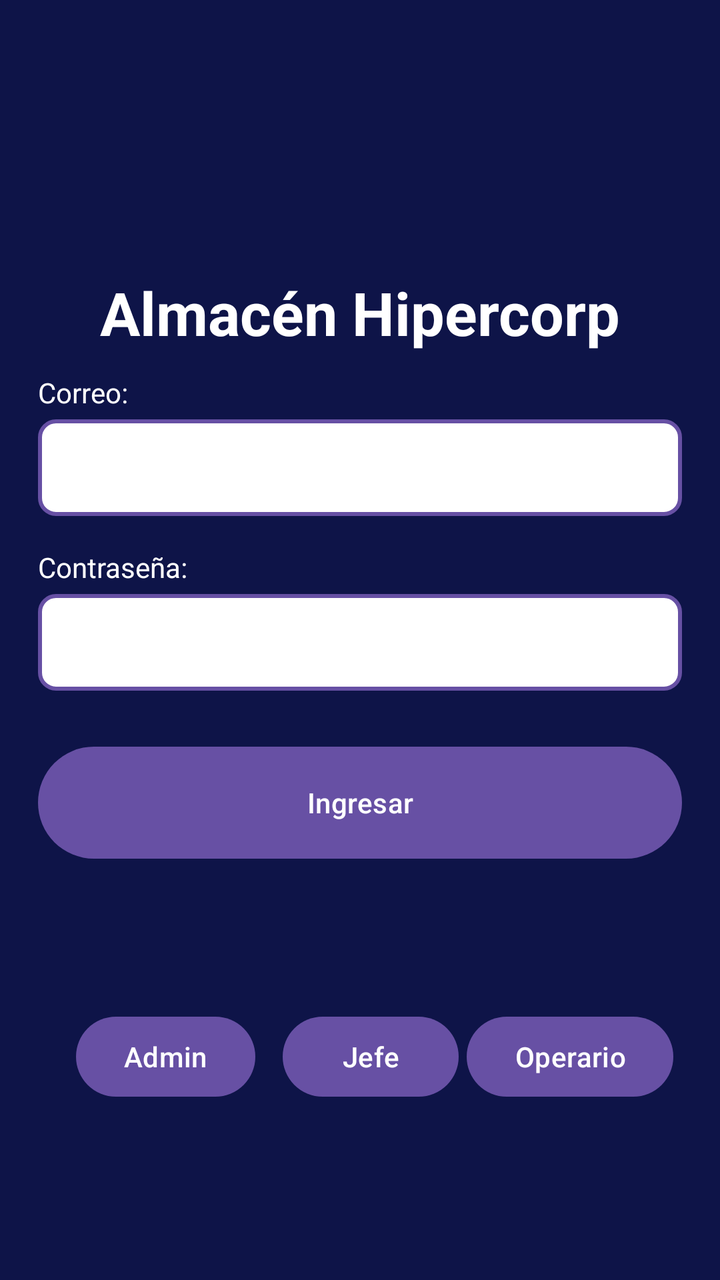
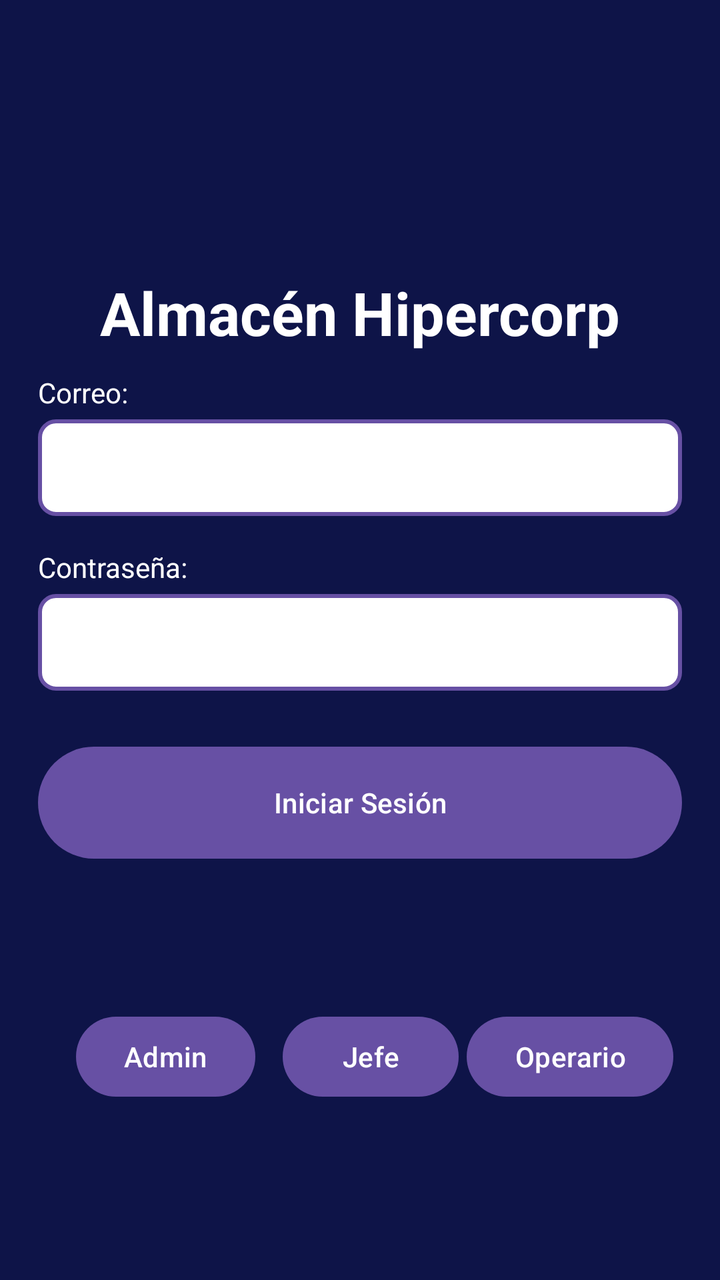

Compare the two renders of this Android layout. The source of the first and the diff that turns it into the second are given below.
<!-- AndroidManifest.xml: application theme Theme.AlcamenProyectoFinal -->
<!-- res/layout/activity_main.xml -->
<?xml version="1.0" encoding="utf-8"?>
<androidx.constraintlayout.widget.ConstraintLayout xmlns:android="http://schemas.android.com/apk/res/android"
    xmlns:app="http://schemas.android.com/apk/res-auto"
    xmlns:tools="http://schemas.android.com/tools"
    android:id="@+id/main"
    android:background="#0e1448"
    android:layout_width="match_parent"
    android:layout_height="match_parent"

    tools:context=".MainActivity">

    <TextView
        android:id="@+id/textView"
        android:layout_width="wrap_content"
        android:layout_height="wrap_content"
        android:layout_marginTop="136dp"
        android:text="Almacén Hipercorp"
        android:textColor="#FFFFFF"
        android:textSize="30sp"
        android:textStyle="bold"
        app:layout_constraintEnd_toEndOf="parent"
        app:layout_constraintStart_toStartOf="parent"
        app:layout_constraintTop_toTopOf="parent" />

    <LinearLayout
        android:id="@+id/linearLayout"
        android:layout_width="322dp"
        android:layout_height="267dp"
        android:orientation="vertical"
        android:textColor="#000000"
        app:layout_constraintBottom_toBottomOf="parent"
        app:layout_constraintEnd_toEndOf="parent"
        app:layout_constraintStart_toStartOf="parent"
        app:layout_constraintTop_toTopOf="parent">


        <TextView
            android:id="@+id/textView2"
            android:layout_width="match_parent"
            android:layout_height="wrap_content"
            android:text="Correo:"
            android:textColor="#FFFFFF" />

        <EditText
            android:id="@+id/txtCorreo"
            android:layout_width="match_parent"
            android:layout_height="wrap_content"
            android:layout_marginTop="4dp"
            android:layout_marginBottom="16dp"
            android:background="@drawable/input_border"
            android:ems="10"
            android:inputType="textEmailAddress"
            android:padding="12dp"
            android:textColor="#000000" />

        <TextView
            android:id="@+id/textView3"
            android:layout_width="match_parent"
            android:layout_height="wrap_content"
            android:text="Contraseña:"
            android:textColor="#FFFFFF" />

        <EditText
            android:id="@+id/txtPasswordLogin"
            android:layout_width="match_parent"
            android:layout_height="wrap_content"
            android:layout_marginTop="4dp"
            android:layout_marginBottom="24dp"
            android:background="@drawable/input_border"
            android:ems="10"
            android:inputType="textPassword"
            android:padding="12dp"
            android:textColor="#000000" />

        <Button
            android:id="@+id/button"
            android:layout_width="match_parent"
            android:layout_height="64dp"
            android:onClick="btnLogin"
            android:text="Ingresar" />


    </LinearLayout>

    <Button
        android:id="@+id/button2"
        android:layout_width="wrap_content"
        android:layout_height="wrap_content"
        android:onClick="btnAdmin"
        android:text="Admin"
        app:layout_constraintBottom_toBottomOf="parent"
        app:layout_constraintEnd_toEndOf="parent"
        app:layout_constraintHorizontal_bias="0.14"
        app:layout_constraintStart_toStartOf="parent"
        app:layout_constraintTop_toTopOf="parent"
        app:layout_constraintVertical_bias="0.852" />

    <Button
        android:id="@+id/button3"
        android:layout_width="wrap_content"
        android:layout_height="wrap_content"
        android:onClick="btnJefe"
        android:text="Jefe"
        app:layout_constraintBottom_toBottomOf="parent"
        app:layout_constraintEnd_toEndOf="parent"
        app:layout_constraintHorizontal_bias="0.52"
        app:layout_constraintStart_toStartOf="parent"
        app:layout_constraintTop_toTopOf="parent"
        app:layout_constraintVertical_bias="0.852" />

    <Button
        android:id="@+id/button4"
        android:layout_width="wrap_content"
        android:layout_height="wrap_content"
        android:onClick="btnOperario"
        android:text="Operario"
        app:layout_constraintBottom_toBottomOf="parent"
        app:layout_constraintEnd_toEndOf="parent"
        app:layout_constraintHorizontal_bias="0.909"
        app:layout_constraintStart_toStartOf="parent"
        app:layout_constraintTop_toTopOf="parent"
        app:layout_constraintVertical_bias="0.852" />

    <ImageView
        android:id="@+id/imageView"
        android:layout_width="wrap_content"
        android:layout_height="wrap_content"
        android:src="@mipmap/ic_launcher"
        app:layout_constraintBottom_toTopOf="@+id/textView"
        app:layout_constraintEnd_toEndOf="parent"
        app:layout_constraintHorizontal_bias="0.498"
        app:layout_constraintStart_toStartOf="parent"
        app:layout_constraintTop_toTopOf="parent"
        app:layout_constraintVertical_bias="0.609" />

</androidx.constraintlayout.widget.ConstraintLayout>
<!-- resources referenced by this layout -->
<resources>
  <!-- drawable input_border (drawable) -->
  <?xml version="1.0" encoding="utf-8"?>
  <shape xmlns:android="http://schemas.android.com/apk/res/android"
      android:shape="rectangle">
  
      <solid android:color="#FFFFFF" />
  
      <stroke
          android:width="2dp"
          android:color="#6750A4" />
  
      <corners android:radius="8dp" />
  
  </shape>
  <!-- mipmap ic_launcher (mipmap-anydpi-v26) -->
  <?xml version="1.0" encoding="utf-8"?>
  <adaptive-icon xmlns:android="http://schemas.android.com/apk/res/android">
      <background android:drawable="@drawable/ic_launcher_background"/>
      <foreground android:drawable="@mipmap/ic_launcher_foreground"/>
      <monochrome android:drawable="@mipmap/ic_launcher_foreground"/>
  </adaptive-icon>
  <style name="Theme.AlcamenProyectoFinal" parent="Base.Theme.AlcamenProyectoFinal" />
  <!-- drawable ic_launcher_background: vector/xml drawable (drawable, 4866 chars, omitted) -->
  <style name="Base.Theme.AlcamenProyectoFinal" parent="Theme.Material3.DayNight.NoActionBar">
          
          
      </style>
</resources>

<!-- the commit's change to res/layout/activity_main.xml (unified diff, before → after) -->
@@ -77,7 +77,7 @@
             android:layout_width="match_parent"
             android:layout_height="64dp"
             android:onClick="btnLogin"
-            android:text="Ingresar" />
+            android:text="Iniciar Sesión" />
 
 
     </LinearLayout>
